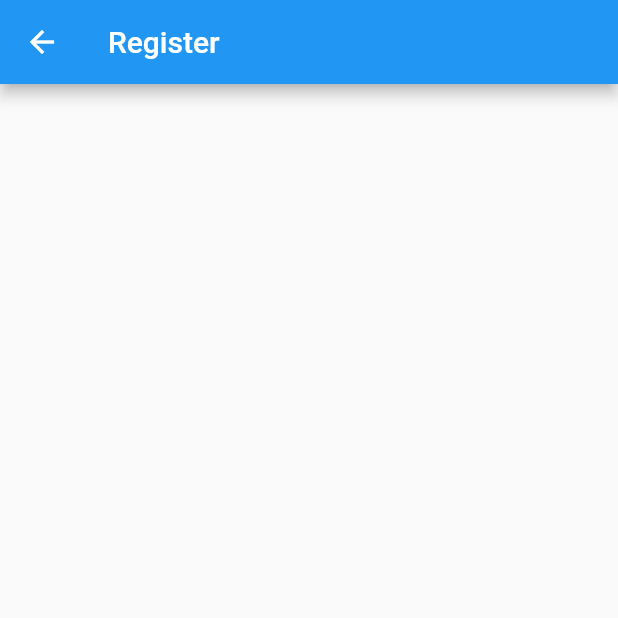
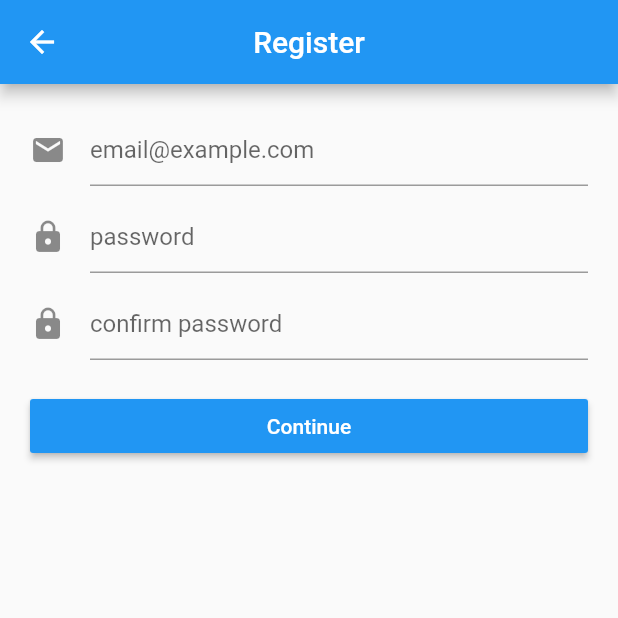
Before and after one commit to Punmanat/flutter_assignment, a Flutter app: the Register screen opened by its route, on a phone screen of 412 x 824 dp, the top half of it. Run offline on Flutter 3.47's test engine with Material 2 defaults, Android fonts, the phone set to English and light mode, and no system bars.

Commit message:
💯 finished

```diff
--- a/lib/main.dart
+++ b/lib/main.dart
@@ -10,6 +10,7 @@ class MyApp extends StatelessWidget {
   @override
   Widget build(BuildContext context) {
     return MaterialApp(
+      debugShowCheckedModeBanner: false,
       theme: ThemeData(
         primarySwatch: Colors.blue,
       ),
--- a/lib/ui/login.dart
+++ b/lib/ui/login.dart
@@ -17,6 +17,7 @@ class LoginState extends State<Login> {
     return Scaffold(
       appBar: AppBar(
         title: Text("Login"),
+        centerTitle: true,
       ),
       body: Padding(
         padding: const EdgeInsets.all(20),
--- a/lib/ui/register.dart
+++ b/lib/ui/register.dart
@@ -1,20 +1,115 @@
 import 'package:flutter/material.dart';
 
-class Register extends StatefulWidget{
+class Register extends StatefulWidget {
   @override
   State<StatefulWidget> createState() {
     return RegisterState();
   }
+}
 
-}
-class RegisterState extends State<Register>{
+class RegisterState extends State<Register> {
+  final _formkey = GlobalKey<FormState>();
+  String username = "";
+  String password = "";
   @override
   Widget build(BuildContext context) {
     return Scaffold(
       appBar: AppBar(
         title: Text("Register"),
+        centerTitle: true,
+      ),
+      body: Form(
+        key: _formkey,
+        child: ListView(
+          children: <Widget>[
+            SizedBox(
+              height: 20,
+            ),
+            Padding(
+              padding: const EdgeInsets.only(left: 20, right: 20),
+              child: TextFormField(
+                decoration: InputDecoration(
+                    icon: Icon(Icons.email), hintText: "email@example.com"),
+                keyboardType: TextInputType.emailAddress,
+                onSaved: (value) => this.username = value,
+                validator: (value) {
+                  if (value.isEmpty) {
+                    return "กรุณาระบุข้อมูลให้ครบถ้วน";
+                  }
+                },
+              ),
+            ),
+            SizedBox(
+              height: 10,
+            ),
+            Padding(
+              padding: const EdgeInsets.only(left: 20, right: 20),
+              child: TextFormField(
+                decoration: InputDecoration(
+                    icon: Icon(Icons.lock), hintText: "password"),
+                obscureText: true,
+                onSaved: (value) => this.password = value,
+                validator: (value) {
+                  if (value.isEmpty) {
+                    return "กรุณาระบุข้อมูลให้ครบถ้วน";
+                  }
+                   if(value.length < 8){
+                    return "กรุณาระบุ password ให้ครบ 8 ตัว";
+                  }
+                },
+              ),
+            ),
+            SizedBox(
+              height: 10,
+            ),
+            Padding(
+              padding: const EdgeInsets.only(left: 20, right: 20),
+              child: TextFormField(
+                decoration: InputDecoration(
+                    icon: Icon(Icons.lock), hintText: "confirm password"),
+                obscureText: true,
+                validator: (value) {
+                  if (value.isEmpty) {
+                    return "กรุณาระบุข้อมูลให้ครบถ้วน";
+                  }
+                  if (value != this.password) {
+                    return "กรุณาระบุ password ให้เหมือนกัน";
+                  }
+                  if(value.length < 8){
+                    return "กรุณาระบุ password ให้ครบ 8 ตัว";
+                  }
+                },
+              ),
+            ),
+            SizedBox(
+              height: 20,
+            ),
+            Padding(
+              padding: const EdgeInsets.only(left: 20, right: 20),
+              child: RaisedButton(
+                color: Colors.blue,
+                textColor: Colors.white,
+                child: Text("Continue"),
+                onPressed: () {
+                  _formkey.currentState.save();
+                  if (_formkey.currentState.validate()) {
+                    Navigator.pushNamed(context, "/");
+                  }
+                  if (this.username == 'admin') {
+                    showDialog(
+                        context: context,
+                        builder: (context) {
+                          return AlertDialog(
+                            content: Text('user นี้มีในระบบแล้ว'),
+                          );
+                        });
+                  }
+                },
+              ),
+            )
+          ],
+        ),
       ),
     );
   }
-
 }
```
